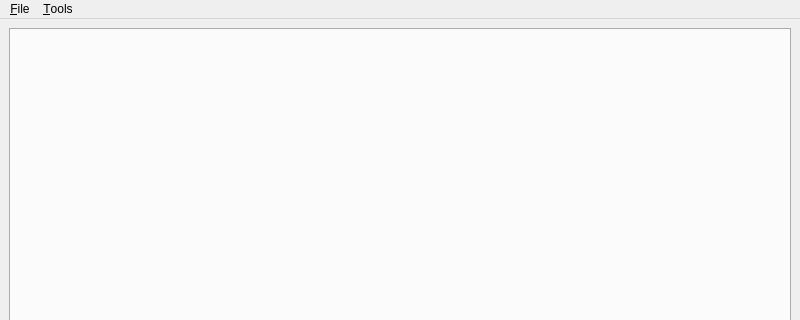
Old version of the form UI/glowbot-mainwindow.ui in the repository textbrowser/glitch; both pictures show x 0 to 800 and y 0 to 320 of the 800 by 600 pixel window.
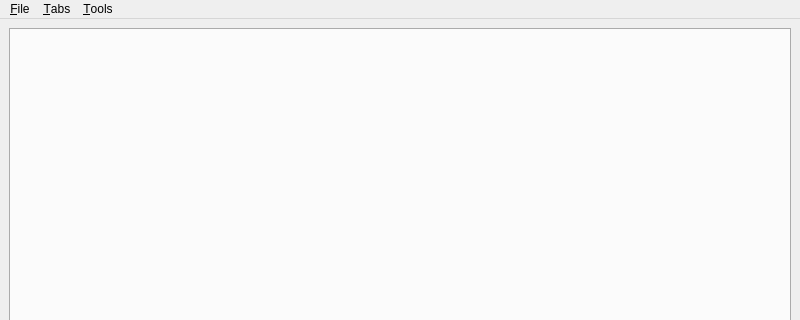
New version of the form. Icons and pictures are not drawn.

Commit message: Do not create a database unless requested to do so. Movable pages.

```diff
--- a/UI/glowbot-mainwindow.ui
+++ b/UI/glowbot-mainwindow.ui
@@ -37,7 +37,7 @@
      <x>0</x>
      <y>0</y>
      <width>800</width>
-     <height>27</height>
+     <height>19</height>
     </rect>
    </property>
    <widget class="QMenu" name="menu_File">
@@ -64,7 +64,13 @@
     </property>
     <addaction name="action_Struactures"/>
    </widget>
+   <widget class="QMenu" name="menuTabs">
+    <property name="title">
+     <string>&amp;Tabs</string>
+    </property>
+   </widget>
    <addaction name="menu_File"/>
+   <addaction name="menuTabs"/>
    <addaction name="menu_Tools"/>
   </widget>
   <widget class="QStatusBar" name="statusbar"/>
```
Left out of the diff: 3 changed lines with no effect on the pictures. The commit also changes 1 other file.
